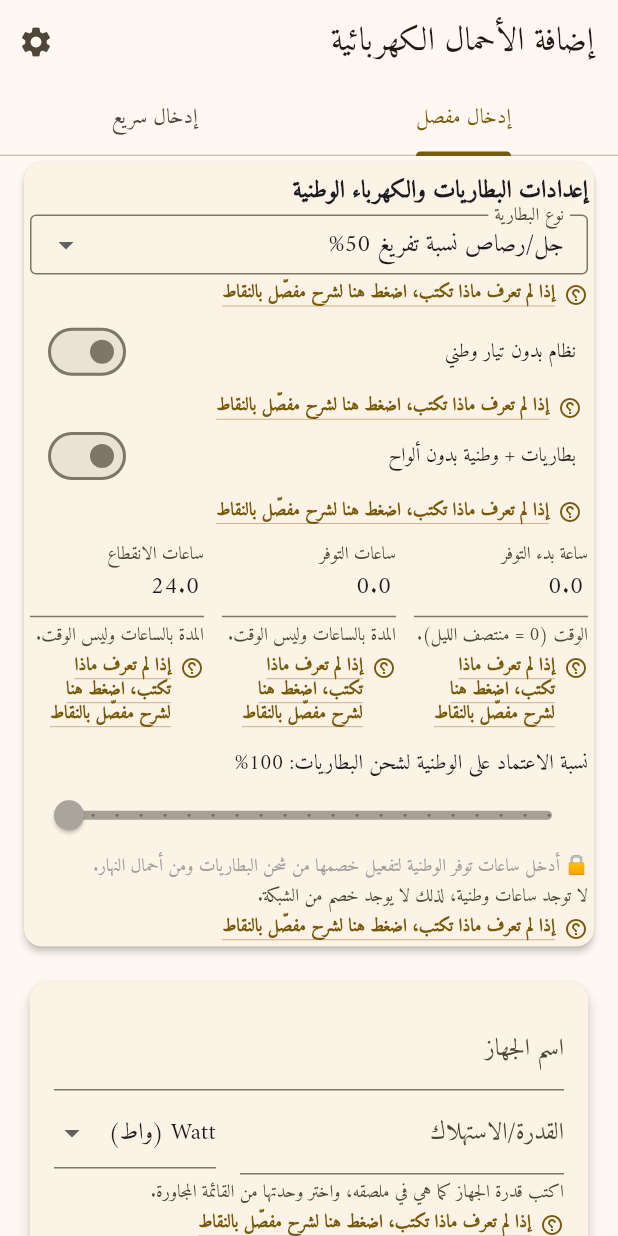
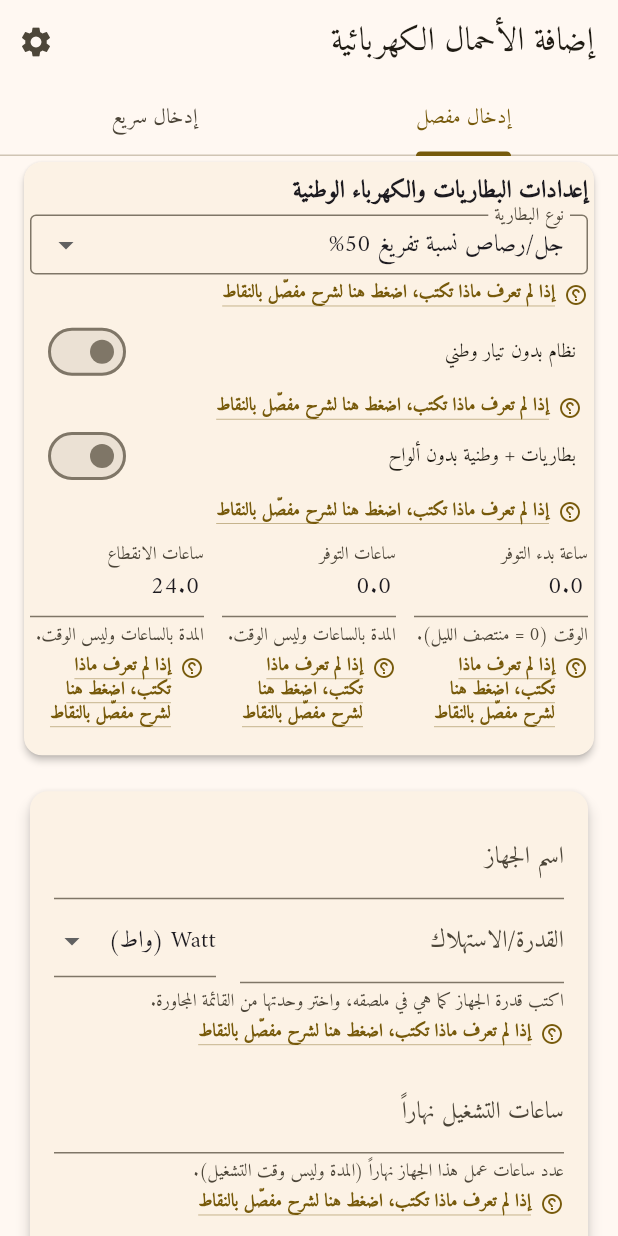
Before and after one commit to techtouchAI/SUN-, a Flutter app: the screen it shows after launch, on a phone screen of 412 x 824 dp. Run offline on Flutter 3.47's test engine with Material 3 defaults, Android fonts, the phone set to English and light mode, and no system bars; our stand-ins replace dio, fl_chart, flutter_riverpod, google_fonts, open_filex, package_info_plus and 4 more; network calls fail.

Commit message:
fix(calc): report UPS grid charging and restore the shipped grid card layout
- The UPS early return reported zero grid contribution and zero grid charge
  energy, so requiredGridChargingAmps collapsed to 0 even though a UPS bank
  recharges entirely from the grid. The empty panel result now carries the
  normalized 100% contribution and the deliverable grid charge energy.
- Restore the original visibility condition of the charge dependency field.
  Rendering it unconditionally grew the grid card and pushed the unit
  dropdown out of the initial build window, breaking the startup widget test
  (the same viewport regression PR #69 documented).
- Keep the dependency help text in sync: the slider only appears once grid
  hours are entered.

Co-authored-by: arena-agent <297053741+arena-agent@users.noreply.github.com>

```diff
--- a/lib/logic/field_help_content.dart
+++ b/lib/logic/field_help_content.dart
@@ -90,7 +90,7 @@ abstract final class FieldHelpContent {
       'تحدد هذه النسبة مقدار شحن البطاريات القادم من الكهرباء الوطنية مقابل الشمس.',
       '100% تعني أن البطاريات تُشحن بالكامل من الكهرباء الوطنية، فيصبح عدد ألواح شحن البطاريات صفراً.',
       '0% تعني أن الشحن كله من الألواح الشمسية، ولا يُخصم أي شيء من الوطنية.',
-      'المؤشر مقفل عندما تكون ساعات توفر الوطنية صفراً، لأن الخصم لا يعمل بلا جدول وطنية؛ أدخل ساعات التوفر والانقطاع (مجموعهما 24) أولاً.',
+      'لا يظهر هذا المؤشر إلا بعد إدخال ساعات توفر الوطنية؛ بدونها لا يوجد خصم من الشبكة وتُشحن البطاريات من الألواح بالكامل.',
       'الخصم الفعلي محدود بقدرة شاحن الإنفرتر × ساعات توفر الوطنية؛ إذا لم تكفِ ساعات الوطنية أو قدرة الشاحن يظهر تحذير وتُحسب الطاقة المتبقية على الألواح.',
       'الأحمال النهارية التي تعمل أثناء ساعات توفر الوطنية تُغطى منها ولا تُحسب على ألواح النهار.',
       'في وضع (بطاريات + وطنية بدون ألواح) تُثبَّت النسبة تلقائياً على 100%.',
--- a/lib/screens/load_input_screen.dart
+++ b/lib/screens/load_input_screen.dart
@@ -452,31 +452,34 @@ class _LoadInputScreenState extends ConsumerState<LoadInputScreen> {
                 ],
               ),
               const SizedBox(height: 16),
-              if (systemMode != SystemMode.directOnGrid)
+              if (gridSchedule.gridOnHours > 0 &&
+                  systemMode != SystemMode.directOnGrid)
                 ExplainedField(
                   explanation: FieldHelpContent.gridChargeDependencyPercent,
-                  helperText: gridSchedule.gridOnHours > 0
-                      ? 'نسبة شحن البطاريات القادمة من الكهرباء الوطنية.'
-                      : 'لا توجد ساعات وطنية، لذلك لا يوجد خصم من الشبكة.',
+                  helperText:
+                      'نسبة شحن البطاريات القادمة من الكهرباء الوطنية.',
                   field: Column(
                     crossAxisAlignment: CrossAxisAlignment.start,
                     children: [
                       Text(
-                        'نسبة الاعتماد على الوطنية لشحن البطاريات: ${gridSchedule.gridChargeDependencyPercent.toStringAsFixed(0)}%',
+                        systemMode == SystemMode.ups
+                            ? 'نسبة الاعتماد على الوطنية لشحن البطاريات: 100%'
+                            : 'نسبة الاعتماد على الوطنية لشحن البطاريات: ${gridSchedule.gridChargeDependencyPercent.toStringAsFixed(0)}%',
                       ),
                       Slider(
-                        value: gridSchedule.gridChargeDependencyPercent,
+                        value: systemMode == SystemMode.ups
+                            ? 100.0
+                            : gridSchedule.gridChargeDependencyPercent,
                         min: 0,
                         max: 100,
                         divisions: 20,
-                        label: gridSchedule.gridChargeDependencyPercent
-                            .toStringAsFixed(0),
-                        // Locked while the grid cannot charge: UPS has no PV
-                        // alternative, and hybrid without grid hours has
-                        // nothing to deduct from.
-                        onChanged:
-                            systemMode == SystemMode.ups ||
-                                gridSchedule.gridOnHours <= 0
+                        label: systemMode == SystemMode.ups
+                            ? '100'
+                            : gridSchedule.gridChargeDependencyPercent
+                                  .toStringAsFixed(0),
+                        // UPS charges from the grid only, so the dependency
+                        // is locked at the persisted 100%.
+                        onChanged: systemMode == SystemMode.ups
                             ? null
                             : (value) {
                                 ref
@@ -486,16 +489,10 @@ class _LoadInputScreenState extends ConsumerState<LoadInputScreen> {
                                     );
                               },
                       ),
-                      if (systemMode == SystemMode.ups ||
-                          gridSchedule.gridOnHours <= 0)
-                        Text(
-                          systemMode == SystemMode.ups
-                              ? "🔒 تم تثبيت الشحن من الوطنية بنسبة 100% نظراً لعدم توفر ألواح شمسية كبديل."
-                              : "🔒 أدخل ساعات توفر الوطنية لتفعيل خصمها من شحن البطاريات ومن أحمال النهار.",
-                          style: const TextStyle(
-                            color: Colors.grey,
-                            fontSize: 12,
-                          ),
+                      if (systemMode == SystemMode.ups)
+                        const Text(
+                          "🔒 تم تثبيت الشحن من الوطنية بنسبة 100% نظراً لعدم توفر ألواح شمسية كبديل.",
+                          style: TextStyle(color: Colors.grey, fontSize: 12),
                         ),
                     ],
                   ),
```
Also changed, not shown: lib/repositories/solar_calculation_repository.dart (+27 -10 lines).
